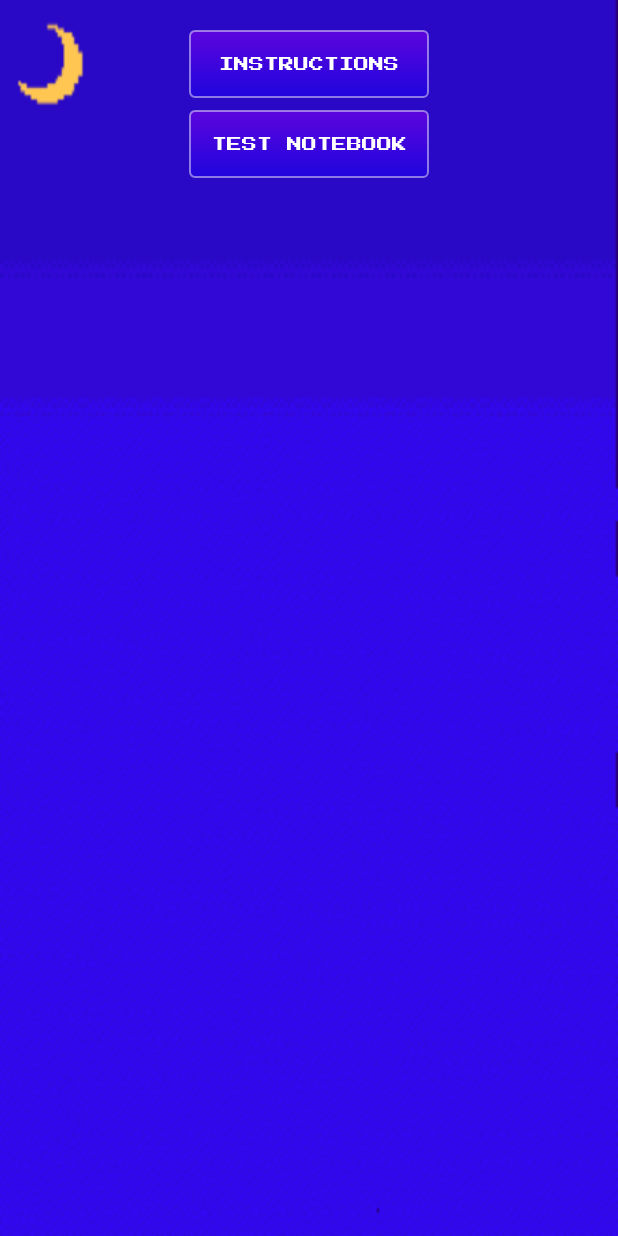
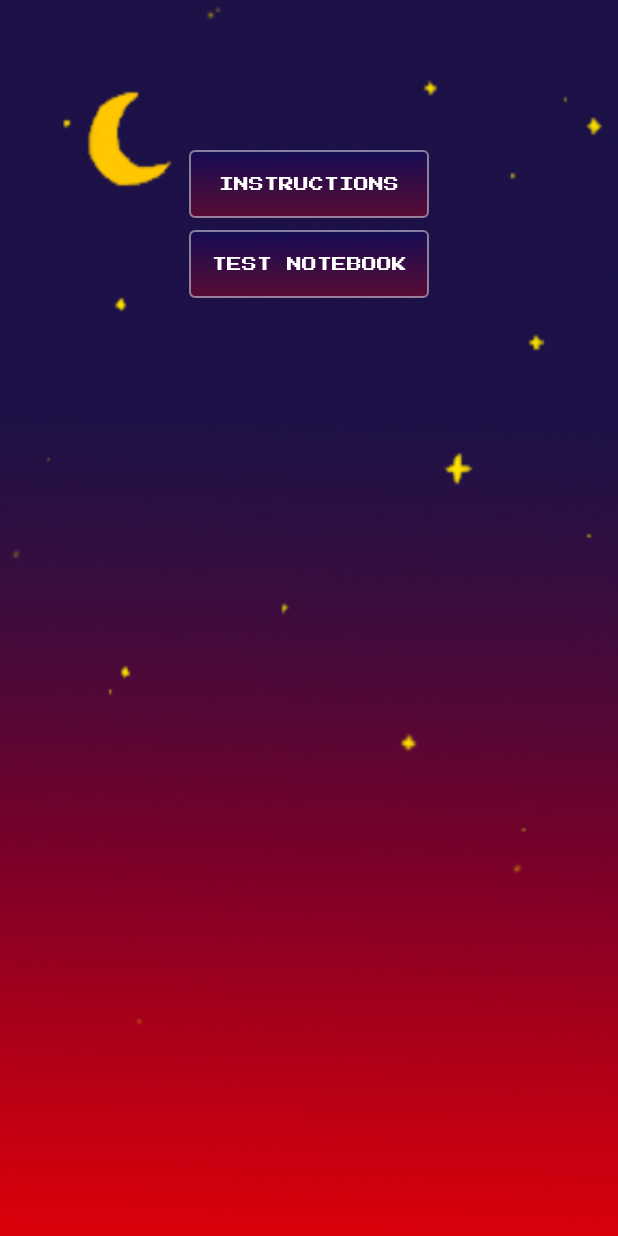
Before and after one commit to petnica-meteor-group/meteor-observation-notebook, an Android app: the OtherActivity screen opened directly, with no data from a screen before it, on a phone screen of 412 x 824 dp. Run offline under Robolectric (Android 15) with nearby library versions, the phone set to English and light mode, and no system bars.

```diff
--- a/app/build.gradle
+++ b/app/build.gradle
@@ -2,7 +2,7 @@ apply plugin: 'com.android.application'
 
 android {
     compileSdkVersion 26
-    buildToolsVersion "26.0.2"
+    buildToolsVersion '27.0.3'
     defaultConfig {
         applicationId "petnicameteorgroup.meteorobservationnotebook"
         minSdkVersion 21
--- a/app/src/main/res/drawable/menu_button.xml
+++ b/app/src/main/res/drawable/menu_button.xml
@@ -7,7 +7,7 @@
         <shape android:shape="rectangle"  >
             <corners android:radius="3dip" />
             <stroke android:width="1dip" android:color="#77FFFFFF" />
-            <gradient android:angle="-90" android:startColor="#666600FF" android:endColor="#660000FF"  />
+            <gradient android:angle="-90" android:startColor="#99000077" android:endColor="#99FF0000"  />
         </shape>
     </item>
 
@@ -15,7 +15,7 @@
         <shape android:shape="rectangle"  >
             <corners android:radius="3dip" />
             <stroke android:width="1dip" android:color="#77FFFFFF" />
-            <gradient android:angle="-90" android:startColor="#66AA00FF" android:endColor="#661100FF" />
+            <gradient android:angle="-90" android:startColor="#44000077" android:endColor="#44FF0000" />
         </shape>
     </item>
 </selector>
--- a/app/src/main/res/layout/activity_menu.xml
+++ b/app/src/main/res/layout/activity_menu.xml
@@ -26,7 +26,7 @@
         android:textAllCaps="true"
         android:lineSpacingExtra="6dp"
         android:textColor="@color/title_color"
-        android:layout_marginTop="100dp"/>
+        android:layout_marginTop="110dp"/>
 
     <LinearLayout
         android:layout_width="wrap_content"
@@ -34,7 +34,7 @@
         android:layout_alignParentBottom="true"
         android:layout_centerHorizontal="true"
         android:orientation="vertical"
-        android:layout_marginBottom="204dp">
+        android:layout_marginBottom="140dp">
 
         <Button
             android:id="@+id/begin_observation_button"
--- a/app/src/main/res/layout/activity_other.xml
+++ b/app/src/main/res/layout/activity_other.xml
@@ -7,7 +7,7 @@
     tools:context="petnicameteorgroup.meteorobservationnotebook.activities.OtherActivity"
     android:orientation="vertical"
     android:gravity="center_horizontal"
-    android:paddingTop="20dp"
+    android:paddingTop="100dp"
     android:background="@drawable/background2">
 
     <Button
--- a/build.gradle
+++ b/build.gradle
@@ -3,9 +3,10 @@
 buildscript {
     repositories {
         jcenter()
+        google()
     }
     dependencies {
-        classpath 'com.android.tools.build:gradle:3.0.1'
+        classpath 'com.android.tools.build:gradle:3.1.2'
 
         // NOTE: Do not place your application dependencies here; they belong
         // in the individual module build.gradle files
@@ -15,6 +16,7 @@ buildscript {
 allprojects {
     repositories {
         jcenter()
+        google()
     }
 }
 
```
Also changed, not shown: app/src/main/res/drawable/background.gif, app/src/main/res/drawable/background2.gif (deleted), app/src/main/res/drawable/background2.png (added), gradle/wrapper/gradle-wrapper.properties.
